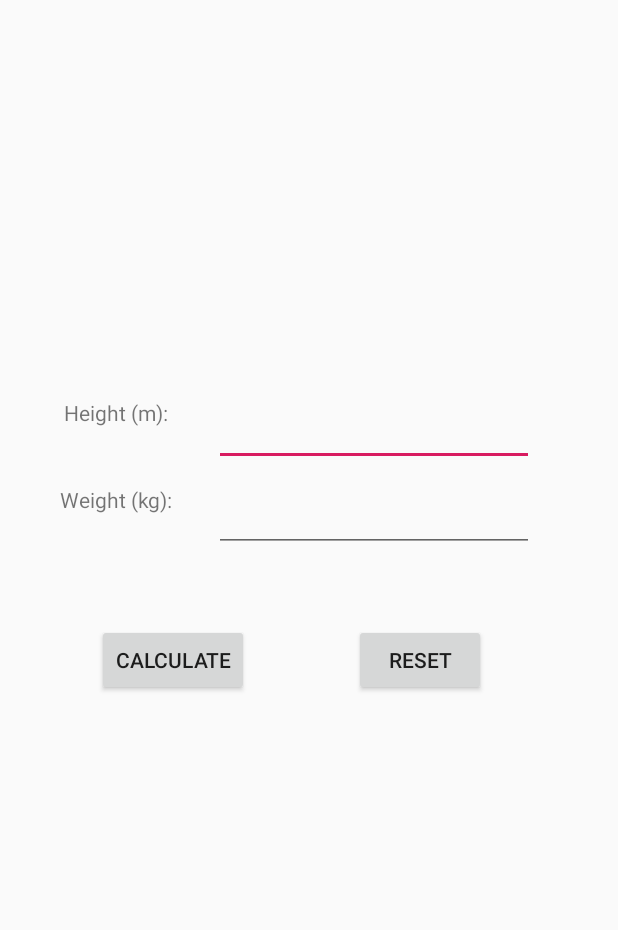
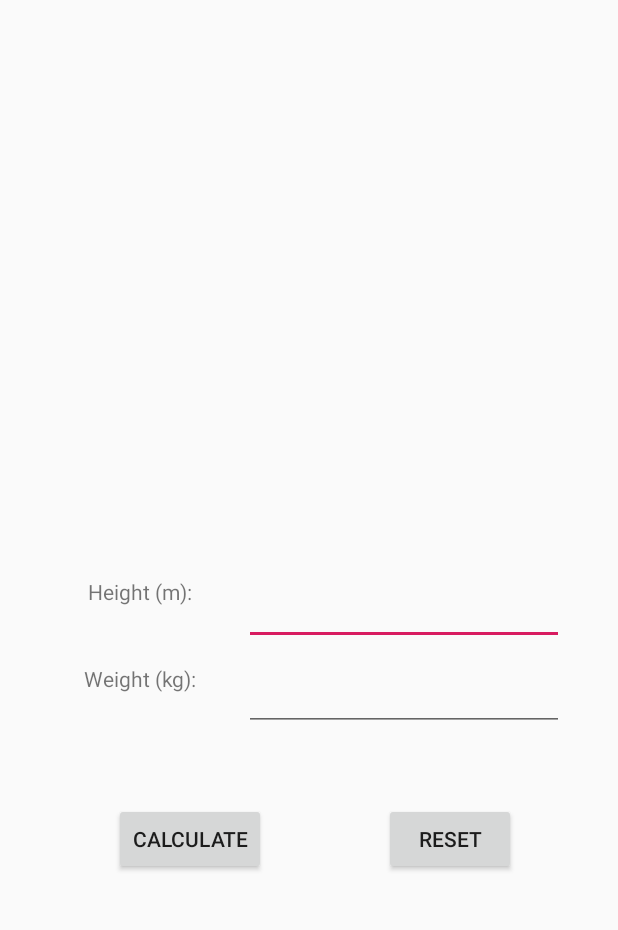
Before and after one commit to ryanyam826/BMI_Calculator, an Android app: the screen it shows after launch (MainActivity), after a tap on "CALCULATE", on a phone screen of 412 x 824 dp, the part 149-1079 px from its top. Run offline under Robolectric (Android 15) with nearby library versions, the phone set to English and light mode, and no system bars.

Commit message:
initial commit

```diff
--- a/app/src/main/java/com/example/myapplication/MainActivity.kt
+++ b/app/src/main/java/com/example/myapplication/MainActivity.kt
@@ -3,6 +3,13 @@ package com.example.myapplication
 import androidx.appcompat.app.AppCompatActivity
 import android.os.Bundle
 import kotlinx.android.synthetic.main.activity_main.*
+import android.widget.Toast
+import androidx.core.app.ComponentActivity
+import androidx.core.app.ComponentActivity.ExtraData
+import androidx.core.content.ContextCompat.getSystemService
+import android.icu.lang.UCharacter.GraphemeClusterBreak.T
+import android.view.Gravity
+
 
 class MainActivity : AppCompatActivity() {
 
@@ -11,22 +18,28 @@ class MainActivity : AppCompatActivity() {
         setContentView(R.layout.activity_main)
 
         btnCal.setOnClickListener(){
+            try{
                 val weight = weightValue.text.toString().toDouble()
                 val height = heightValue.text.toString().toDouble()
                 val bmi = weight / (height * height)
 
 
-            if (bmi < 18.5){
+                if (bmi < 18.5) {
                     imageView.setImageResource(R.drawable.under)
-                bmiResult.text = String.format("%.2f",bmi) + " (Underweight)"
-            }else if (bmi <= 24.9 ){
+                    bmiResult.text = String.format("%.2f", bmi) + " (Underweight)"
+                } else if (bmi <= 24.9) {
                     imageView.setImageResource(R.drawable.normal)
-                bmiResult.text = String.format("%.2f",bmi) + " (Normal)"
-            }else if(bmi > 25){
+                    bmiResult.text = String.format("%.2f", bmi) + " (Normal)"
+                } else if (bmi > 25) {
                     imageView.setImageResource(R.drawable.over)
-                bmiResult.text = String.format("%.2f",bmi) + " (Overweight)"
+                    bmiResult.text = String.format("%.2f", bmi) + " (Overweight)"
                 }
+            }catch (ex:Exception){
+                val toast: Toast = Toast.makeText(this,"Invalid Input",Toast.LENGTH_LONG)
 
+                toast.setGravity(Gravity.CENTER,0,0)
+                toast.show()
+            }
 
         }
 
--- a/app/src/main/res/layout/activity_main.xml
+++ b/app/src/main/res/layout/activity_main.xml
@@ -12,10 +12,11 @@
         android:layout_height="27dp"
         android:textAlignment="center"
         app:layout_constraintBottom_toBottomOf="parent"
+        app:layout_constraintHorizontal_bias="0.505"
         app:layout_constraintLeft_toLeftOf="parent"
         app:layout_constraintRight_toRightOf="parent"
         app:layout_constraintTop_toTopOf="parent"
-        app:layout_constraintVertical_bias="0.304" />
+        app:layout_constraintVertical_bias="0.39" />
 
     <TextView
         android:id="@+id/txtTitle"
@@ -41,39 +42,15 @@
         app:layout_constraintEnd_toEndOf="parent"
         app:layout_constraintStart_toStartOf="parent"
         app:layout_constraintTop_toTopOf="parent"
-        app:layout_constraintVertical_bias="0.555" />
-
-    <TextView
-        android:id="@+id/txtHeight"
-        android:layout_width="83dp"
-        android:layout_height="26dp"
-        android:layout_marginStart="36dp"
-        android:layout_marginLeft="36dp"
-        android:layout_marginTop="56dp"
-        android:text="@string/height"
-        android:textAlignment="center"
-        app:layout_constraintStart_toStartOf="parent"
-        app:layout_constraintTop_toBottomOf="@+id/bmiResult" />
-
-    <TextView
-        android:id="@+id/txtWeight"
-        android:layout_width="83dp"
-        android:layout_height="25dp"
-        android:layout_marginStart="36dp"
-        android:layout_marginLeft="36dp"
-        android:layout_marginTop="32dp"
-        android:text="@string/weight"
-        android:textAlignment="center"
-        app:layout_constraintStart_toStartOf="parent"
-        app:layout_constraintTop_toBottomOf="@+id/txtHeight" />
+        app:layout_constraintVertical_bias="0.669" />
 
     <EditText
         android:id="@+id/heightValue"
         android:layout_width="wrap_content"
         android:layout_height="wrap_content"
-        android:layout_marginTop="56dp"
-        android:layout_marginEnd="56dp"
-        android:layout_marginRight="56dp"
+        android:layout_marginTop="112dp"
+        android:layout_marginEnd="36dp"
+        android:layout_marginRight="36dp"
         android:ems="10"
         android:inputType="numberDecimal"
         app:layout_constraintEnd_toEndOf="parent"
@@ -84,12 +61,36 @@
         android:layout_width="wrap_content"
         android:layout_height="wrap_content"
         android:layout_marginTop="12dp"
-        android:layout_marginEnd="56dp"
-        android:layout_marginRight="56dp"
+        android:layout_marginEnd="36dp"
+        android:layout_marginRight="36dp"
         android:ems="10"
         android:inputType="numberDecimal"
         app:layout_constraintEnd_toEndOf="parent"
         app:layout_constraintTop_toBottomOf="@+id/heightValue" />
+
+    <TextView
+        android:id="@+id/txtHeight"
+        android:layout_width="83dp"
+        android:layout_height="26dp"
+        android:layout_marginStart="52dp"
+        android:layout_marginLeft="52dp"
+        android:layout_marginTop="112dp"
+        android:text="@string/height"
+        android:textAlignment="center"
+        app:layout_constraintStart_toStartOf="parent"
+        app:layout_constraintTop_toBottomOf="@+id/bmiResult" />
+
+    <TextView
+        android:id="@+id/txtWeight"
+        android:layout_width="83dp"
+        android:layout_height="25dp"
+        android:layout_marginStart="52dp"
+        android:layout_marginLeft="52dp"
+        android:layout_marginTop="32dp"
+        android:text="@string/weight"
+        android:textAlignment="center"
+        app:layout_constraintStart_toStartOf="parent"
+        app:layout_constraintTop_toBottomOf="@+id/txtHeight" />
 
     <Button
         android:id="@+id/btnCal"
@@ -98,7 +99,7 @@
         android:layout_marginTop="48dp"
         android:text="@string/calculate"
         app:layout_constraintEnd_toStartOf="@+id/btnReset"
-        app:layout_constraintHorizontal_bias="0.481"
+        app:layout_constraintHorizontal_bias="0.49"
         app:layout_constraintStart_toStartOf="parent"
         app:layout_constraintTop_toBottomOf="@+id/weightValue" />
 
@@ -106,8 +107,8 @@
         android:id="@+id/btnReset"
         android:layout_width="wrap_content"
         android:layout_height="wrap_content"
-        android:layout_marginEnd="88dp"
-        android:layout_marginRight="88dp"
+        android:layout_marginEnd="68dp"
+        android:layout_marginRight="68dp"
         android:text="@string/reset"
         app:layout_constraintBottom_toBottomOf="@+id/btnCal"
         app:layout_constraintEnd_toEndOf="parent" />
```
Lines whose indentation alone changed are shown as unchanged.
